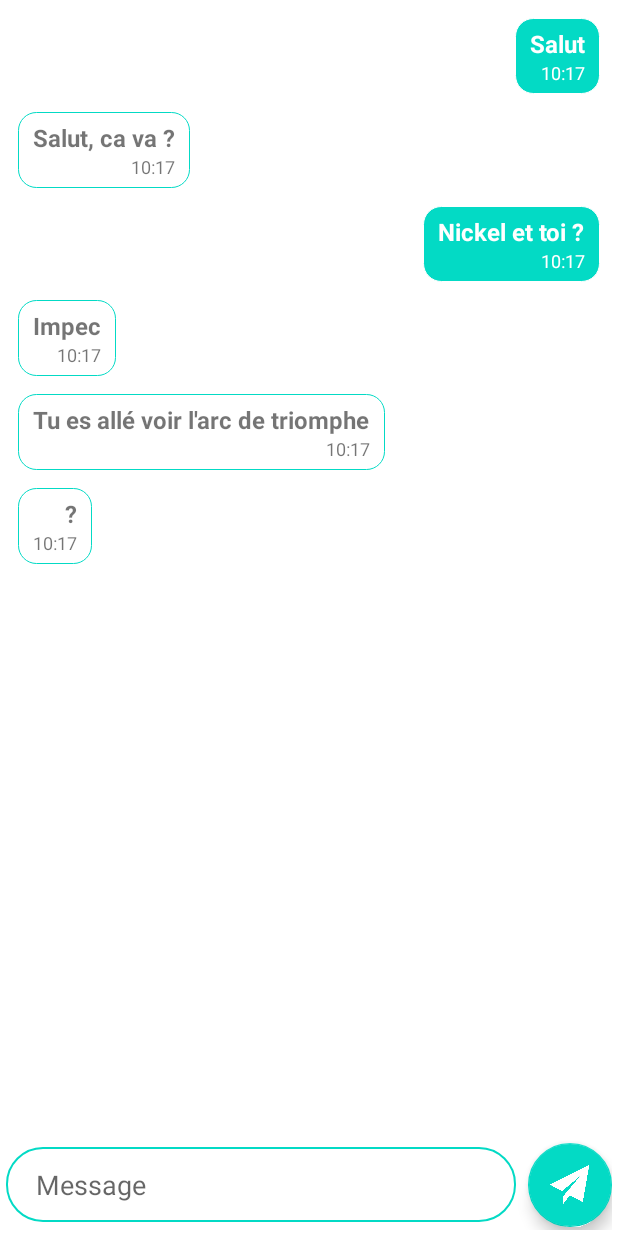
After one commit to celianpth/TimeTravel, an Android app: the ChatActivity screen opened directly, with no data from a screen before it, on a phone screen of 412 x 824 dp. The commit adds this screen. Run offline under Robolectric (Android 15) with nearby library versions, the phone set to English and light mode, and no system bars.

Commit message:
Partie message privé ok

```diff
--- /dev/null
+++ b/app/src/main/java/com/example/timetravel/ui/adapters/ChatRecyclerAdapter.kt
@@ -0,0 +1,56 @@
+package com.example.timetravel.ui.adapters
+
+import android.util.Log
+import android.view.LayoutInflater
+import android.view.View
+import android.view.ViewGroup
+import android.widget.TextView
+import androidx.recyclerview.widget.RecyclerView
+import com.example.timetravel.R
+import com.example.timetravel.ui.models.Message
+import java.text.SimpleDateFormat
+import java.util.Date
+import java.util.Locale
+
+class ChatRecyclerAdapter: RecyclerView.Adapter<ChatRecyclerAdapter.ViewHolder>() {
+
+    var items: MutableList<Message> = mutableListOf()
+        set(value) {
+            field = value
+            notifyDataSetChanged()
+            Log.d("###################", "Value setted")
+        }
+
+    override fun onCreateViewHolder(parent: ViewGroup, viewType: Int): ViewHolder {
+        Log.d("#########", "Creation viewHolder")
+        val itemView = LayoutInflater.from(parent.context).inflate(viewType, parent, false)
+        return ViewHolder(itemView)
+    }
+
+    override fun getItemViewType(position: Int): Int {
+        return when(items[position].isReceived) {
+            true -> R.layout.item_chat_left
+            false -> R.layout.item_chat_right
+        }
+    }
+
+    override fun getItemCount() = items.size
+
+    override fun onBindViewHolder(holder: ViewHolder, position: Int) {
+        val message = items[position]
+        holder.bind(message)
+    }
+
+    inner class ViewHolder(itemView: View): RecyclerView.ViewHolder(itemView) {
+        val tvMessage: TextView = itemView.findViewById(R.id.tvMsg)
+        val tvHour: TextView = itemView.findViewById(R.id.tvHour)
+
+        fun bind(message: Message) {
+            Log.d("###########", "Function Bind passed")
+            tvMessage.text = message.text
+            val sdf = SimpleDateFormat("HH:mm", Locale.getDefault())
+            tvHour.text = sdf.format(Date(message.timestamp))
+        }
+    }
+
+}
--- /dev/null
+++ b/app/src/main/java/com/example/timetravel/ui/models/Message.kt
@@ -0,0 +1,9 @@
+package com.example.timetravel.ui.models
+
+data class Message(
+    val sender: String,
+    val receiver: String,
+    val text: String,
+    val timestamp: Long,
+    val isReceived: Boolean = true
+)
--- /dev/null
+++ b/app/src/main/java/com/example/timetravel/ui/notifications/ChatActivity.kt
@@ -0,0 +1,54 @@
+package com.example.timetravel.ui.notifications
+
+import androidx.appcompat.app.AppCompatActivity
+import android.os.Bundle
+import android.util.Log
+import android.widget.EditText
+import androidx.recyclerview.widget.LinearLayoutManager
+import androidx.recyclerview.widget.RecyclerView
+import com.example.timetravel.R
+import com.example.timetravel.ui.adapters.ChatRecyclerAdapter
+import com.example.timetravel.ui.adapters.FriendsRecyclerAdapter
+import com.example.timetravel.ui.models.Message
+import com.google.android.material.floatingactionbutton.FloatingActionButton
+
+class ChatActivity : AppCompatActivity() {
+
+    lateinit var fabSendMessage: FloatingActionButton
+    lateinit var editMessage: EditText
+    lateinit var rvChatList: RecyclerView
+    lateinit var chatRecyclerAdapter: ChatRecyclerAdapter
+
+
+    override fun onCreate(savedInstanceState: Bundle?) {
+        super.onCreate(savedInstanceState)
+        setContentView(R.layout.activity_chat)
+
+        supportActionBar?.hide()
+
+        fabSendMessage = findViewById(R.id.fabSendMessage)
+        editMessage = findViewById(R.id.editMessage)
+        rvChatList = findViewById(R.id.rvChat)
+
+        fabSendMessage.setOnClickListener {
+
+        }
+
+        Log.d("###########################", "Ceci est un message de débogage")
+
+        val messages = mutableListOf<Message>(
+        Message(sender= "Nicolas", receiver = "Célian", text = "Salut", isReceived = false, timestamp = 123456789),
+        Message(sender= "Célian", receiver = "Nicolas", text = "Salut, ca va ?", isReceived = true, timestamp = 123456789),
+        Message(sender= "Nicolas", receiver = "Célian", text = "Nickel et toi ?", isReceived = false, timestamp = 123456789),
+        Message(sender= "Célian", receiver = "Android", text = "Impec", isReceived = true, timestamp = 123456789),
+        Message(sender= "Nicolas", receiver = "Célian", text = "Tu es allé voir l'arc de triomphe", isReceived = true, timestamp = 123456789),
+        Message(sender= "Nicolas", receiver = "Célian", text = "?", isReceived = true, timestamp = 123456789)
+        )
+        chatRecyclerAdapter = ChatRecyclerAdapter()
+        chatRecyclerAdapter.items = messages
+        rvChatList.apply {
+            layoutManager = LinearLayoutManager(this@ChatActivity)
+            adapter = chatRecyclerAdapter
+        }
+    }
+}
--- /dev/null
+++ b/app/src/main/res/drawable/bg_chat_left.xml
@@ -0,0 +1,6 @@
+<?xml version="1.0" encoding="utf-8"?>
+<shape xmlns:android="http://schemas.android.com/apk/res/android">
+    <stroke android:color="@color/teal_200" android:width="0.5dp"></stroke>
+    <solid android:color="@color/white"></solid>
+    <corners android:radius="12dp"></corners>
+</shape>
--- /dev/null
+++ b/app/src/main/res/drawable/bg_chat_right.xml
@@ -0,0 +1,6 @@
+<?xml version="1.0" encoding="utf-8"?>
+<shape xmlns:android="http://schemas.android.com/apk/res/android">
+    <stroke android:color="@color/white" android:width="0.5dp"></stroke>
+    <solid android:color="@color/teal_200"></solid>
+    <corners android:radius="12dp"></corners>
+</shape>
--- /dev/null
+++ b/app/src/main/res/drawable/bg_edit_message.xml
@@ -0,0 +1,6 @@
+<?xml version="1.0" encoding="utf-8"?>
+<shape xmlns:android="http://schemas.android.com/apk/res/android">
+    <stroke android:color="@color/teal_200" android:width="1dp"></stroke>
+    <solid android:color="@color/white"></solid>
+    <corners android:radius="24dp"></corners>
+</shape>
--- /dev/null
+++ b/app/src/main/res/layout/activity_chat.xml
@@ -0,0 +1,51 @@
+<?xml version="1.0" encoding="utf-8"?>
+<RelativeLayout xmlns:android="http://schemas.android.com/apk/res/android"
+    xmlns:tools="http://schemas.android.com/tools"
+    android:layout_width="match_parent"
+    android:layout_height="match_parent"
+    xmlns:app="http://schemas.android.com/apk/res-auto"
+    tools:context=".ui.notifications.ChatActivity">
+
+    <androidx.recyclerview.widget.RecyclerView
+        android:id="@+id/rvChat"
+        android:layout_width="match_parent"
+        android:layout_height="match_parent"
+        android:layout_margin="6dp"
+        tools:itemCount="6"
+        tools:listitem="@layout/item_chat_right"
+        />
+
+    <RelativeLayout
+        android:id="@+id/layoutChat"
+        android:layout_width="match_parent"
+        android:layout_height="60dp"
+        android:layout_alignParentBottom="true"
+        android:layout_margin="4dp">
+
+        <com.google.android.material.floatingactionbutton.FloatingActionButton
+            android:id="@+id/fabSendMessage"
+            android:layout_width="wrap_content"
+            android:layout_height="wrap_content"
+            app:tint="@color/white"
+            app:fabSize="normal"
+            android:layout_alignParentEnd="true"
+            android:layout_centerVertical="true"
+            android:src="@drawable/send"
+            app:maxImageSize="35dp"/>
+
+        <EditText
+            android:layout_toStartOf="@+id/fabSendMessage"
+            android:id="@+id/editMessage"
+            android:layout_width="match_parent"
+            android:layout_height="50dp"
+            android:layout_centerVertical="true"
+            android:layout_marginEnd="8dp"
+            android:hint="Message"
+            android:paddingStart="20dp"
+            android:background="@drawable/bg_edit_message"
+            />
+
+    </RelativeLayout>
+
+
+</RelativeLayout>
--- /dev/null
+++ b/app/src/main/res/layout/item_chat_left.xml
@@ -0,0 +1,28 @@
+<?xml version="1.0" encoding="utf-8"?>
+<LinearLayout xmlns:android="http://schemas.android.com/apk/res/android"
+    android:layout_width="wrap_content"
+    android:layout_height="wrap_content"
+    xmlns:tools="http://schemas.android.com/tools"
+    android:orientation="vertical"
+    android:gravity="end"
+    android:background="@drawable/bg_chat_left"
+    android:paddingHorizontal="10dp"
+    android:paddingVertical="6dp"
+    android:layout_margin="6dp">
+
+    <TextView
+        android:id="@+id/tvMsg"
+        android:layout_width="wrap_content"
+        android:layout_height="wrap_content"
+        tools:text="Salut mon gars! "
+        android:textStyle="bold"
+        android:textSize="16sp"/>
+
+    <TextView
+        android:id="@+id/tvHour"
+        android:layout_width="wrap_content"
+        android:layout_height="wrap_content"
+        tools:text="12:32"
+        android:textSize="12sp"/>
+
+</LinearLayout>
--- /dev/null
+++ b/app/src/main/res/layout/item_chat_right.xml
@@ -0,0 +1,41 @@
+<?xml version="1.0" encoding="utf-8"?>
+
+<LinearLayout xmlns:android="http://schemas.android.com/apk/res/android"
+    xmlns:tools="http://schemas.android.com/tools"
+    android:layout_width="match_parent"
+    android:layout_height="wrap_content"
+    android:orientation="vertical">
+
+    <LinearLayout
+        android:layout_width="wrap_content"
+        android:layout_height="wrap_content"
+        android:orientation="vertical"
+        android:background="@drawable/bg_chat_right"
+        android:gravity="end"
+        android:layout_gravity="end"
+        android:paddingHorizontal="10dp"
+        android:paddingVertical="6dp"
+        android:layout_margin="6dp">
+
+        <TextView
+            android:id="@+id/tvMsg"
+            android:layout_width="wrap_content"
+            android:layout_height="wrap_content"
+            tools:text="Salut mon gars! "
+            android:textStyle="bold"
+            android:textColor="@color/white"
+            android:textSize="16sp"/>
+
+        <TextView
+            android:id="@+id/tvHour"
+            android:layout_width="wrap_content"
+            android:layout_height="wrap_content"
+            tools:text="12:32"
+            android:textColor="@color/white"
+            android:textSize="12sp"/>
+
+    </LinearLayout>
+
+
+
+</LinearLayout>
--- a/app/src/main/res/values/strings.xml
+++ b/app/src/main/res/values/strings.xml
@@ -6,4 +6,6 @@
     <string name="title_sign_up">Sign Up</string>
     <string name="already_have_an_account_login">Already Have an account ? Login</string>
     <string name="email" />
+    <!-- TODO: Remove or change this placeholder text -->
+    <string name="hello_blank_fragment">Hello blank fragment</string>
 </resources>
```
Also changed, not shown: app/src/main/AndroidManifest.xml (+7 -4 lines), app/src/main/java/com/example/timetravel/ui/adapters/FriendsRecyclerAdapter.kt (+36 -0 lines), app/src/main/java/com/example/timetravel/ui/notifications/ChatFragment.kt (added, +80 -0 lines), app/src/main/res/layout/fragment_chat.xml (added, +51 -0 lines), app/src/main/res/drawable/send.png (added).
